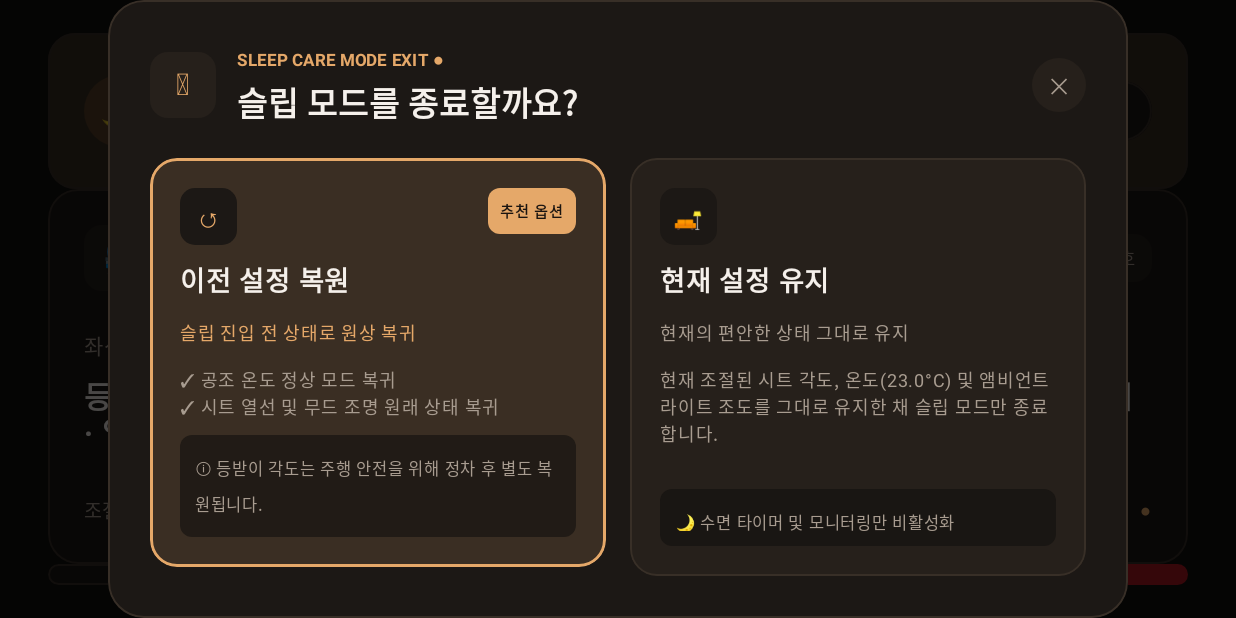
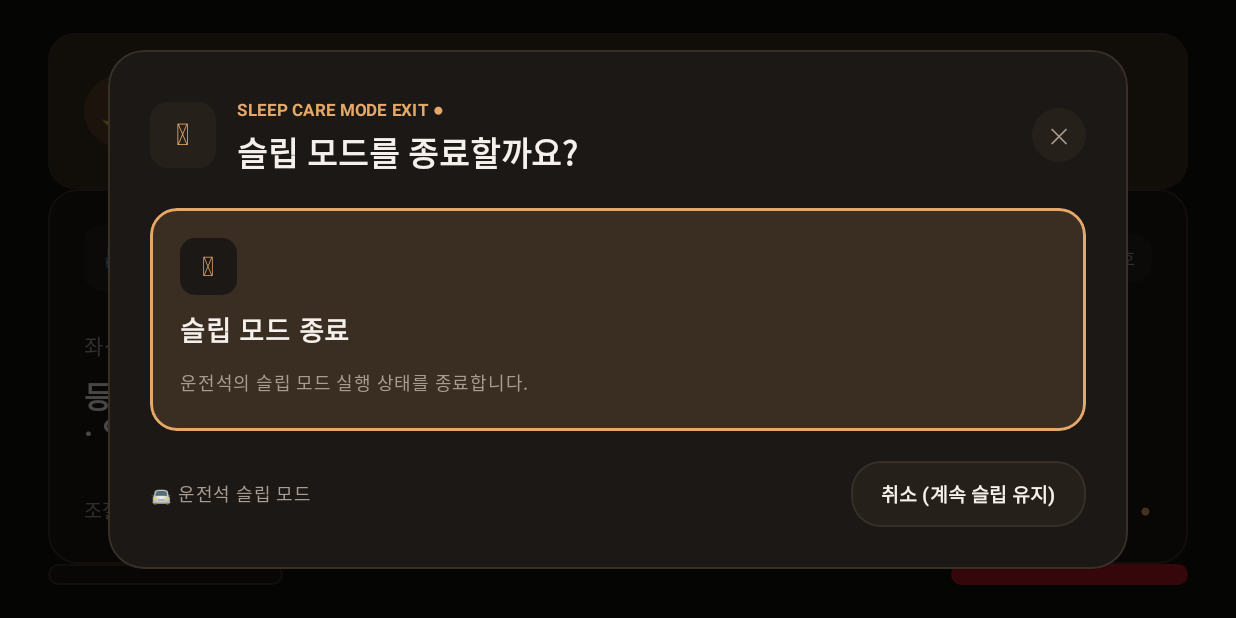
Before and after one commit to Hyundai-Sleepcare/care-service, an Android app built with Jetpack Compose: the composable RunningScreen called with sample values from the repository, after a tap on "⏻ 슬립 모드 종료", on a phone screen of 824 x 412 dp (held sideways). Run offline under Robolectric (Android 15) with nearby library versions, the phone set to English and light mode, and no system bars.

Commit message:
chore: 1차 제출용 앱 문구 정리 및 release APK·README 추가 (#34)

```diff
--- a/android/app/src/main/java/com/hyundai/ngmb/HomeScreen.kt
+++ b/android/app/src/main/java/com/hyundai/ngmb/HomeScreen.kt
@@ -383,7 +383,7 @@ fun TargetPassengerCard(
                 text = if (isRunning) {
                     "'${currentProfile.name}' 프리셋으로 슬립 케어가 작동 중입니다."
                 } else {
-                    "도어 차광막 및 시트 릴렉스 모듈이 동기화됩니다."
+                    "선택한 좌석에 적용할 슬립 프리셋을 확인하세요."
                 },
                 color = if (isRunning) AmberPrimary else TextSecondary,
                 fontSize = 13.sp
@@ -502,7 +502,6 @@ fun TargetPassengerCard(
                 modifier = Modifier.fillMaxWidth(),
                 horizontalArrangement = Arrangement.SpaceBetween
             ) {
-                Text(text = "🔇 헤드레스트 소프트 사운드 활성화", color = TextSecondary, fontSize = 12.sp)
                 Text(text = "🌙 눈부심 차단 모드", color = TextSecondary, fontSize = 12.sp)
             }
 
--- a/android/app/src/main/java/com/hyundai/ngmb/RunningScreen.kt
+++ b/android/app/src/main/java/com/hyundai/ngmb/RunningScreen.kt
@@ -76,12 +76,6 @@ fun RunningScreen(
                         )
                     }
                 }
-
-                // 우측 상태 뱃지 2개 (도어 커튼 닫힘 / 알림 음소거)
-                Row(horizontalArrangement = Arrangement.spacedBy(10.dp)) {
-                    StatusBadgeChip(text = "🛡️ 도어 커튼 닫힘")
-                    StatusBadgeChip(text = "🔇 알림 음소거")
-                }
             }
 
             // 2. 가운데 3개 작동 상태 카드 (좌석 / 공조 / 조명)
@@ -106,7 +100,7 @@ fun RunningScreen(
                     icon = "🌡️",
                     badgeText = "저소음 집중",
                     category = "공조",
-                    statusValue = "${currentProfile.tempSummary} · 풍량 2단계",
+                    statusValue = "${currentProfile.tempSummary} · 풍량 2단계(설정 예시)",
                     onAdjustClick = { onAdjustClick(SettingSubTab.CLIMATE) },
                     modifier = Modifier
                         .weight(1f)
@@ -117,7 +111,7 @@ fun RunningScreen(
                     icon = "💡",
                     badgeText = "멜라토닌 보호",
                     category = "조명",
-                    statusValue = "${currentProfile.moodSummary} 30% · 독서등 OFF",
+                    statusValue = currentProfile.moodSummary,
                     onAdjustClick = { onAdjustClick(SettingSubTab.LIGHT) },
                     modifier = Modifier
                         .weight(1f)
@@ -172,13 +166,9 @@ fun RunningScreen(
         if (showExitModal) {
             SleepModeExitModal(
                 selectedSeat = selectedSeat,
-                currentProfile = currentProfile,
-                onRestoreAndExit = {
+                onExit = {
                     showExitModal = false
-                    onExitSleepMode(true)
-                },
-                onKeepAndExit = {
-                    showExitModal = false
+                    // 차량 설정 복원은 Vehicle SDK 연동 후 제공 예정이므로 복원 없이 종료
                     onExitSleepMode(false)
                 },
                 onCancel = { showExitModal = false }
@@ -286,9 +276,7 @@ fun RunningStatusCard(
 @Composable
 fun SleepModeExitModal(
     selectedSeat: SeatZone,
-    currentProfile: SleepProfile,
-    onRestoreAndExit: () -> Unit,
-    onKeepAndExit: () -> Unit,
+    onExit: () -> Unit,
     onCancel: () -> Unit
 ) {
     Box(
@@ -356,94 +344,14 @@ fun SleepModeExitModal(
                 }
             }
 
-            // 두 가지 종료 옵션 카드 (이전 설정 복원 vs 현재 설정 유지)
-            Row(
-                modifier = Modifier.fillMaxWidth(),
-                horizontalArrangement = Arrangement.spacedBy(16.dp)
-            ) {
-                // 옵션 1: 이전 설정 복원 (추천 옵션)
+            // 종료 옵션 카드 (슬립 모드 종료 한 가지)
             Column(
                 modifier = Modifier
-                        .weight(1f)
+                    .fillMaxWidth()
                     .clip(RoundedCornerShape(18.dp))
                     .background(SleepCardSelected)
                     .border(1.5.dp, AmberPrimary, RoundedCornerShape(18.dp))
-                        .clickable { onRestoreAndExit() }
-                        .padding(20.dp),
-                    verticalArrangement = Arrangement.spacedBy(10.dp)
-                ) {
-                    Row(
-                        modifier = Modifier.fillMaxWidth(),
-                        horizontalArrangement = Arrangement.SpaceBetween,
-                        verticalAlignment = Alignment.Top
-                    ) {
-                        Box(
-                            modifier = Modifier
-                                .size(38.dp)
-                                .clip(RoundedCornerShape(10.dp))
-                                .background(SleepSurface),
-                            contentAlignment = Alignment.Center
-                        ) {
-                            Text(text = "↺", color = AmberPrimary, fontSize = 18.sp)
-                        }
-
-                        Box(
-                            modifier = Modifier
-                                .clip(RoundedCornerShape(8.dp))
-                                .background(AmberPrimary)
-                                .padding(horizontal = 8.dp, vertical = 3.dp)
-                        ) {
-                            Text(
-                                text = "추천 옵션",
-                                color = TextOnAmber,
-                                fontSize = 10.sp,
-                                fontWeight = FontWeight.Bold
-                            )
-                        }
-                    }
-
-                    Text(
-                        text = "이전 설정 복원",
-                        color = TextPrimary,
-                        fontSize = 18.sp,
-                        fontWeight = FontWeight.Bold
-                    )
-                    Text(
-                        text = "슬립 진입 전 상태로 원상 복귀",
-                        color = AmberPrimary,
-                        fontSize = 12.sp
-                    )
-
-                    Text(
-                        text = "✓ 공조 온도 정상 모드 복귀\n✓ 시트 열선 및 무드 조명 원래 상태 복귀",
-                        color = TextSecondary,
-                        fontSize = 12.sp,
-                        lineHeight = 18.sp
-                    )
-
-                    Box(
-                        modifier = Modifier
-                            .fillMaxWidth()
-                            .clip(RoundedCornerShape(8.dp))
-                            .background(SleepBackground.copy(alpha = 0.6f))
-                            .padding(10.dp)
-                    ) {
-                        Text(
-                            text = "ⓘ 등받이 각도는 주행 안전을 위해 정차 후 별도 복원됩니다.",
-                            color = TextSecondary,
-                            fontSize = 11.sp
-                        )
-                    }
-                }
-
-                // 옵션 2: 현재 설정 유지
-                Column(
-                    modifier = Modifier
-                        .weight(1f)
-                        .clip(RoundedCornerShape(18.dp))
-                        .background(SleepCardSurface)
-                        .border(1.dp, SleepBorder, RoundedCornerShape(18.dp))
-                        .clickable { onKeepAndExit() }
+                    .clickable { onExit() }
                     .padding(20.dp),
                 verticalArrangement = Arrangement.spacedBy(10.dp)
             ) {
@@ -454,54 +362,30 @@ fun SleepModeExitModal(
                         .background(SleepSurface),
                     contentAlignment = Alignment.Center
                 ) {
-                        Text(text = "🛋️", fontSize = 16.sp)
+                    Text(text = "⏻", color = AmberPrimary, fontSize = 18.sp)
                 }
 
                 Text(
-                        text = "현재 설정 유지",
+                    text = "슬립 모드 종료",
                     color = TextPrimary,
                     fontSize = 18.sp,
                     fontWeight = FontWeight.Bold
                 )
                 Text(
-                        text = "현재의 편안한 상태 그대로 유지",
+                    text = "${selectedSeat.label}의 슬립 모드 실행 상태를 종료합니다.",
                     color = TextSecondary,
                     fontSize = 12.sp
                 )
-
-                    Text(
-                        text = "현재 조절된 시트 각도, 온도(${currentProfile.tempSummary}) 및 앰비언트 라이트 조도를 그대로 유지한 채 슬립 모드만 종료합니다.",
-                        color = TextSecondary,
-                        fontSize = 12.sp,
-                        lineHeight = 18.sp
-                    )
-
-                    Spacer(modifier = Modifier.height(8.dp))
-
-                    Box(
-                        modifier = Modifier
-                            .fillMaxWidth()
-                            .clip(RoundedCornerShape(8.dp))
-                            .background(SleepBackground.copy(alpha = 0.6f))
-                            .padding(10.dp)
-                    ) {
-                        Text(
-                            text = "🌙 수면 타이머 및 모니터링만 비활성화",
-                            color = TextSecondary,
-                            fontSize = 11.sp
-                        )
-                    }
-                }
             }
 
-            // 모달 하단 바 (안전 규정 안내 + 취소 버튼)
+            // 모달 하단 바 (좌석 안내 + 취소 버튼)
             Row(
                 modifier = Modifier.fillMaxWidth(),
                 horizontalArrangement = Arrangement.SpaceBetween,
                 verticalAlignment = Alignment.CenterVertically
             ) {
                 Text(
-                    text = "🚘 ${selectedSeat.label} 제어 화면 · 안전 규정 준수 작동 중",
+                    text = "🚘 ${selectedSeat.label} 슬립 모드",
                     color = TextSecondary,
                     fontSize = 12.sp
                 )
--- a/android/app/src/main/java/com/hyundai/ngmb/SettingScreen.kt
+++ b/android/app/src/main/java/com/hyundai/ngmb/SettingScreen.kt
@@ -100,7 +100,7 @@ fun SettingScreen(
                 }
             }
 
-            // 우측 '현대 Pleos In-Vehicle SDK 연동됨' 뱃지
+            // 우측 '차량 제어 연동 예정' 뱃지
             Row(
                 modifier = Modifier
                     .clip(RoundedCornerShape(20.dp))
@@ -111,7 +111,7 @@ fun SettingScreen(
             ) {
                 Text(text = "● ", color = AmberPrimary, fontSize = 10.sp)
                 Text(
-                    text = "현대 Pleos In-Vehicle SDK 연동됨",
+                    text = "차량 제어 연동 예정",
                     color = TextSecondary,
                     fontSize = 12.sp,
                     fontWeight = FontWeight.Medium
@@ -651,7 +651,7 @@ fun LightControlCard(
                 fontWeight = FontWeight.Bold
             )
             Text(
-                text = "수면 진입 시 눈부심을 줄이고 슬립 모드 해제 시 원래 조명 상태로 자동 복귀합니다.",
+                text = "수면에 맞는 무드 조명을 선택합니다.",
                 color = TextSecondary,
                 fontSize = 13.sp
             )
@@ -779,7 +779,7 @@ fun PleosAmbianceSummaryCard(
                 .padding(12.dp)
         ) {
             Text(
-                text = "ⓘ 동승자 최적 각도 가이드\n125°~130° 구간은 척추 부담을 40% 저감하는 최적 수면 권장 범위입니다.",
+                text = "ⓘ 등받이는 차량이 허용하는 작동 조건과 범위 안에서 조절합니다.",
                 color = TextSecondary,
                 fontSize = 11.sp,
                 lineHeight = 16.sp
--- a/android/app/src/main/java/com/hyundai/ngmb/SleepCareModels.kt
+++ b/android/app/src/main/java/com/hyundai/ngmb/SleepCareModels.kt
@@ -27,7 +27,7 @@ enum class SeatZone(
     ),
     PASSENGER(
         label = "조수석",
-        description = "도어 차광막 및 시트 릴렉스 모듈이 동기화됩니다.",
+        description = "표준 착석 상태 · 프리셋 선택 가능",
         isSelectable = true
     ),
     REAR_LEFT(
--- a/android/app/src/main/res/values/strings.xml
+++ b/android/app/src/main/res/values/strings.xml
@@ -1,3 +1,3 @@
 <resources>
-    <string name="app_name">NGMB</string>
+    <string name="app_name">NEST</string>
 </resources>
```
Also changed, not shown: 2 other files. Lines whose indentation alone changed are shown as unchanged.
